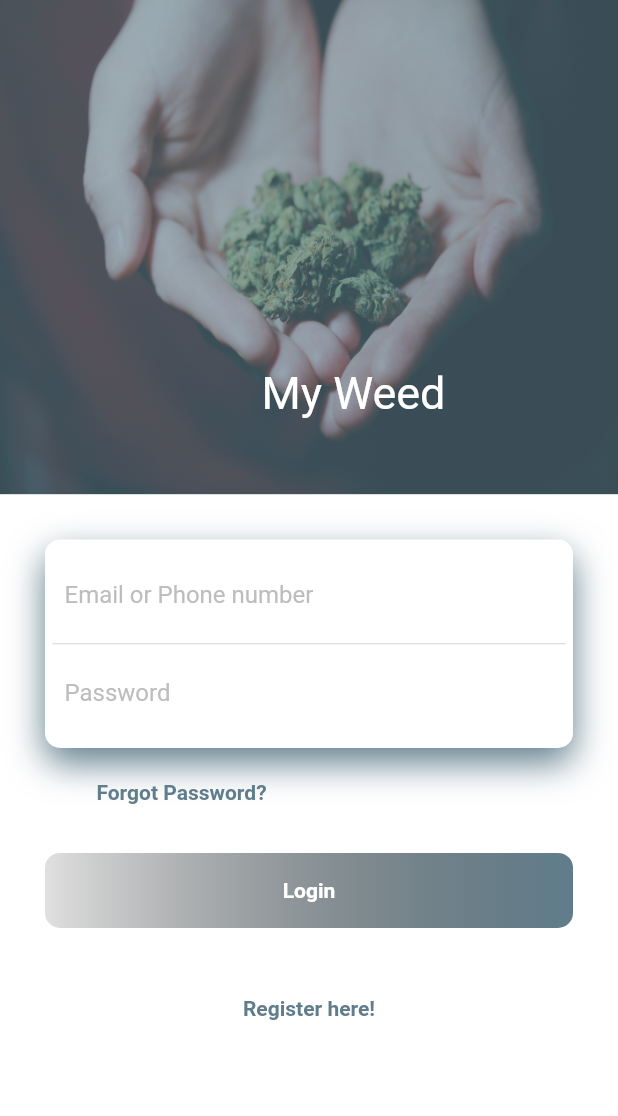
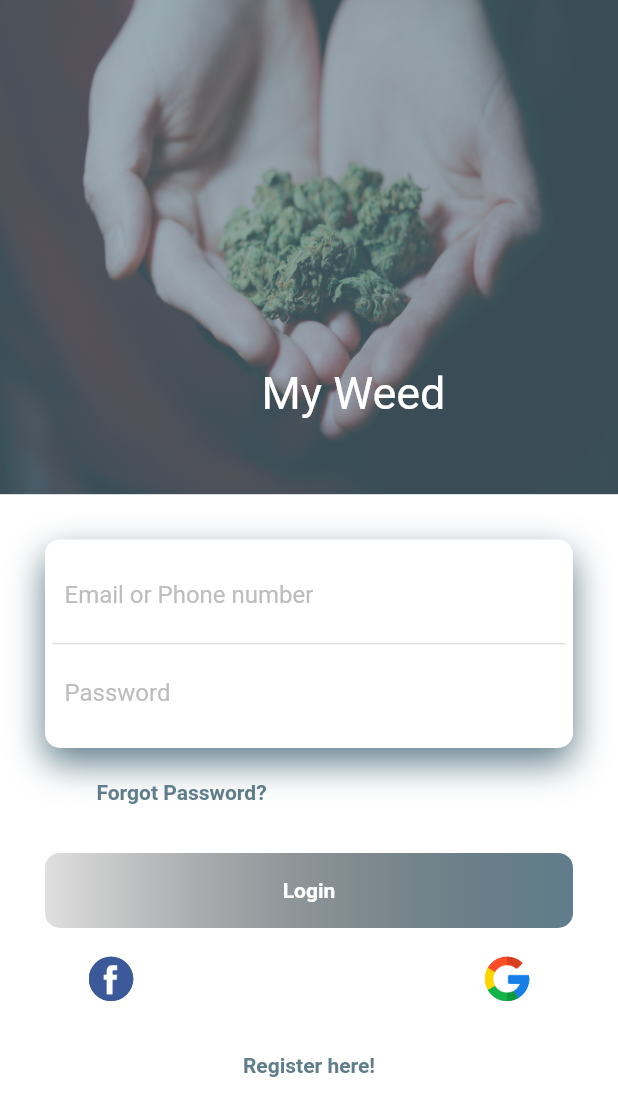
Before and after one commit to JFmaia/example_login_page, a Flutter app: the screen it shows after launch, on a phone screen of 412 x 824 dp. Shown: the top 1116 px of the screen. Run offline on Flutter 3.47's test engine with Material 2 defaults, Android fonts, the phone set to English and light mode, and no system bars.

Commit message:
Adicionando botões de login do google e facebook.

```diff
--- a/login_page/lib/pages/login_page.dart
+++ b/login_page/lib/pages/login_page.dart
@@ -110,9 +110,41 @@ class _LoginPageState extends State<LoginPage> {
                         ),
                       ),
                     ),
-                    const SizedBox(
-                      height: 30,
+                    const SizedBox(height: 10),
+                    Row(
+                      mainAxisAlignment: MainAxisAlignment.spaceBetween,
+                      children: [
+                        MaterialButton(
+                          onPressed: () {},
+                          child: Container(
+                            height: 30,
+                            width: 30,
+                            decoration: BoxDecoration(
+                              borderRadius: BorderRadius.circular(20),
+                              image: const DecorationImage(
+                                image: AssetImage("assets/facebook.png"),
+                                fit: BoxFit.cover,
+                              ),
+                            ),
+                          ),
+                        ),
+                        MaterialButton(
+                          onPressed: () {},
+                          child: Container(
+                            height: 30,
+                            width: 30,
+                            decoration: BoxDecoration(
+                              borderRadius: BorderRadius.circular(20),
+                              image: const DecorationImage(
+                                image: AssetImage("assets/google.png"),
+                                fit: BoxFit.cover,
+                              ),
+                            ),
+                          ),
+                        ),
+                      ],
                     ),
+                    const SizedBox(height: 10),
                     Center(
                       child: TextButton(
                         child: const Text(
```
